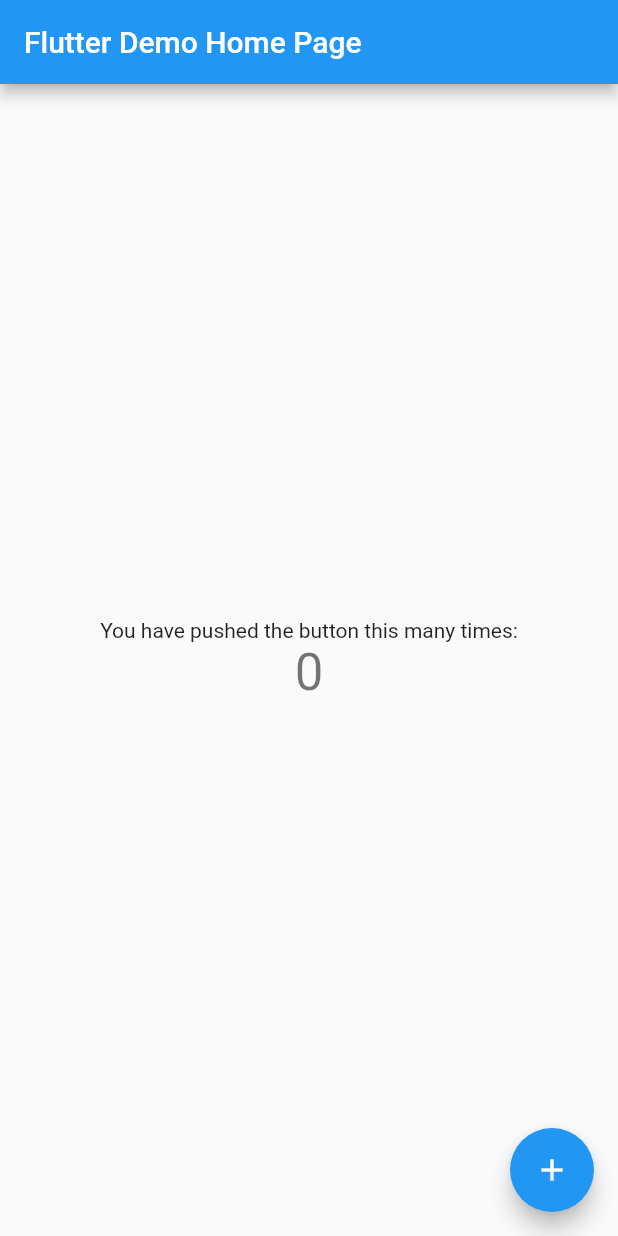
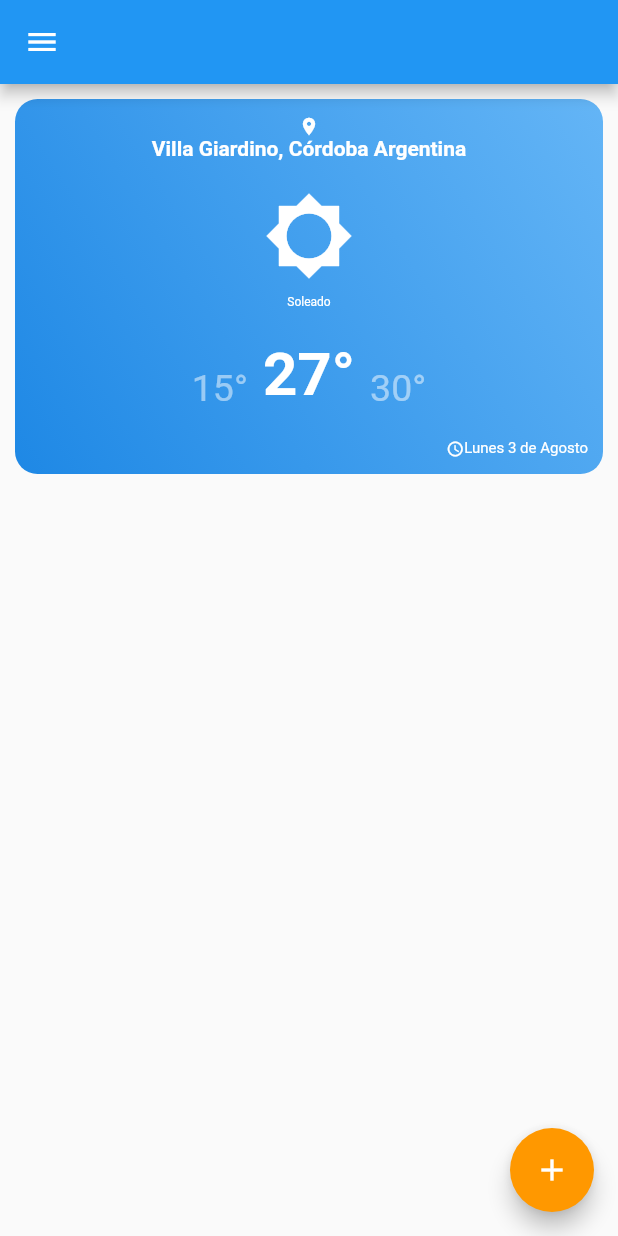
Before and after one commit to diegosl/ClimaFlutter, a Flutter app: the screen it shows after launch, on a phone screen of 412 x 824 dp. Run offline on Flutter 3.47's test engine with Material 2 defaults, Android fonts, the phone set to English and light mode, and no system bars.

Commit message:
Se implemento home_page.

```diff
--- a/lib/main.dart
+++ b/lib/main.dart
@@ -1,117 +1,14 @@
+import 'package:climaapp/src/pages/home_page.dart';
 import 'package:flutter/material.dart';
 
-void main() {
-  runApp(MyApp());
-}
+void main() => runApp(MyApp());
 
 class MyApp extends StatelessWidget {
-  // This widget is the root of your application.
+  final String _titulo = 'App Clima';
+
   @override
   Widget build(BuildContext context) {
     return MaterialApp(
-      title: 'Flutter Demo',
-      theme: ThemeData(
-        // This is the theme of your application.
-        //
-        // Try running your application with "flutter run". You'll see the
-        // application has a blue toolbar. Then, without quitting the app, try
-        // changing the primarySwatch below to Colors.green and then invoke
-        // "hot reload" (press "r" in the console where you ran "flutter run",
-        // or simply save your changes to "hot reload" in a Flutter IDE).
-        // Notice that the counter didn't reset back to zero; the application
-        // is not restarted.
-        primarySwatch: Colors.blue,
-        // This makes the visual density adapt to the platform that you run
-        // the app on. For desktop platforms, the controls will be smaller and
-        // closer together (more dense) than on mobile platforms.
-        visualDensity: VisualDensity.adaptivePlatformDensity,
-      ),
-      home: MyHomePage(title: 'Flutter Demo Home Page'),
-    );
+        debugShowCheckedModeBanner: false, title: _titulo, home: HomePage());
   }
 }
-
-class MyHomePage extends StatefulWidget {
-  MyHomePage({Key key, this.title}) : super(key: key);
-
-  // This widget is the home page of your application. It is stateful, meaning
-  // that it has a State object (defined below) that contains fields that affect
-  // how it looks.
-
-  // This class is the configuration for the state. It holds the values (in this
-  // case the title) provided by the parent (in this case the App widget) and
-  // used by the build method of the State. Fields in a Widget subclass are
-  // always marked "final".
-
-  final String title;
-
-  @override
-  _MyHomePageState createState() => _MyHomePageState();
-}
-
-class _MyHomePageState extends State<MyHomePage> {
-  int _counter = 0;
-
-  void _incrementCounter() {
-    setState(() {
-      // This call to setState tells the Flutter framework that something has
-      // changed in this State, which causes it to rerun the build method below
-      // so that the display can reflect the updated values. If we changed
-      // _counter without calling setState(), then the build method would not be
-      // called again, and so nothing would appear to happen.
-      _counter++;
-    });
-  }
-
-  @override
-  Widget build(BuildContext context) {
-    // This method is rerun every time setState is called, for instance as done
-    // by the _incrementCounter method above.
-    //
-    // The Flutter framework has been optimized to make rerunning build methods
-    // fast, so that you can just rebuild anything that needs updating rather
-    // than having to individually change instances of widgets.
-    return Scaffold(
-      appBar: AppBar(
-        // Here we take the value from the MyHomePage object that was created by
-        // the App.build method, and use it to set our appbar title.
-        title: Text(widget.title),
-      ),
-      body: Center(
-        // Center is a layout widget. It takes a single child and positions it
-        // in the middle of the parent.
-        child: Column(
-          // Column is also a layout widget. It takes a list of children and
-          // arranges them vertically. By default, it sizes itself to fit its
-          // children horizontally, and tries to be as tall as its parent.
-          //
-          // Invoke "debug painting" (press "p" in the console, choose the
-          // "Toggle Debug Paint" action from the Flutter Inspector in Android
-          // Studio, or the "Toggle Debug Paint" command in Visual Studio Code)
-          // to see the wireframe for each widget.
-          //
-          // Column has various properties to control how it sizes itself and
-          // how it positions its children. Here we use mainAxisAlignment to
-          // center the children vertically; the main axis here is the vertical
-          // axis because Columns are vertical (the cross axis would be
-          // horizontal).
-          mainAxisAlignment: MainAxisAlignment.center,
-          children: <Widget>[
-            Text(
-              'You have pushed the button this many times:',
-            ),
-            Text(
-              '$_counter',
-              style: Theme.of(context).textTheme.headline4,
-            ),
-          ],
-        ),
-      ),
-      floatingActionButton: FloatingActionButton(
-        onPressed: _incrementCounter,
-        tooltip: 'Increment',
-        child: Icon(Icons.add),
-      ), // This trailing comma makes auto-formatting nicer for build methods.
-    );
-  }
-}
--- /dev/null
+++ b/lib/src/pages/home_page.dart
@@ -0,0 +1,89 @@
+import 'package:flutter/material.dart';
+
+class HomePage extends StatelessWidget {
+  @override
+  Widget build(BuildContext context) {
+    return Container(
+      child: Scaffold(
+        appBar: AppBar(),
+        body: Column(
+          children: [_TarjetaClima()],
+        ),
+        floatingActionButton: FloatingActionButton(
+            backgroundColor: Colors.orange,
+            child: Icon(Icons.add, color: Colors.white),
+            onPressed: () {}),
+        drawer: Drawer(),
+      ),
+    );
+  }
+}
+
+class _TarjetaClima extends StatelessWidget {
+  @override
+  Widget build(BuildContext context) {
+    return Padding(
+      padding: const EdgeInsets.all(10.0),
+      child: Container(
+        width: double.infinity,
+        height: 250,
+        decoration: BoxDecoration(
+            gradient: LinearGradient(
+                begin: Alignment.topRight,
+                end: Alignment.bottomLeft,
+                colors: [Colors.blue[300], Colors.blue[600]]),
+            borderRadius: BorderRadius.circular(15)),
+        child: Padding(
+          padding: const EdgeInsets.all(10.0),
+          child: Column(
+            crossAxisAlignment: CrossAxisAlignment.center,
+            mainAxisAlignment: MainAxisAlignment.center,
+            children: [
+              Icon(Icons.room, color: Colors.white, size: 14),
+              Text('Villa Giardino, Córdoba Argentina',
+                  style: TextStyle(
+                      color: Colors.white,
+                      fontSize: 14,
+                      fontWeight: FontWeight.bold)),
+              SizedBox(height: 20),
+              Icon(Icons.brightness_low, color: Colors.white, size: 60),
+              SizedBox(height: 10),
+              Text('Soleado',
+                  style: TextStyle(color: Colors.white, fontSize: 8)),
+              SizedBox(height: 20),
+              Row(
+                crossAxisAlignment: CrossAxisAlignment.end,
+                mainAxisAlignment: MainAxisAlignment.center,
+                children: [
+                  Text('15°',
+                      style: TextStyle(
+                          color: Colors.white.withOpacity(0.5), fontSize: 25)),
+                  SizedBox(width: 10),
+                  Text('27°',
+                      style: TextStyle(
+                          color: Colors.white,
+                          fontSize: 40,
+                          fontWeight: FontWeight.bold)),
+                  SizedBox(width: 10),
+                  Text('30°',
+                      style: TextStyle(
+                          color: Colors.white.withOpacity(0.5), fontSize: 25)),
+                ],
+              ),
+              SizedBox(height: 20),
+              Row(
+                crossAxisAlignment: CrossAxisAlignment.center,
+                mainAxisAlignment: MainAxisAlignment.end,
+                children: [
+                  Icon(Icons.schedule, color: Colors.white, size: 12),
+                  Text('Lunes 3 de Agosto',
+                      style: TextStyle(color: Colors.white, fontSize: 10)),
+                ],
+              )
+            ],
+          ),
+        ),
+      ),
+    );
+  }
+}
```
